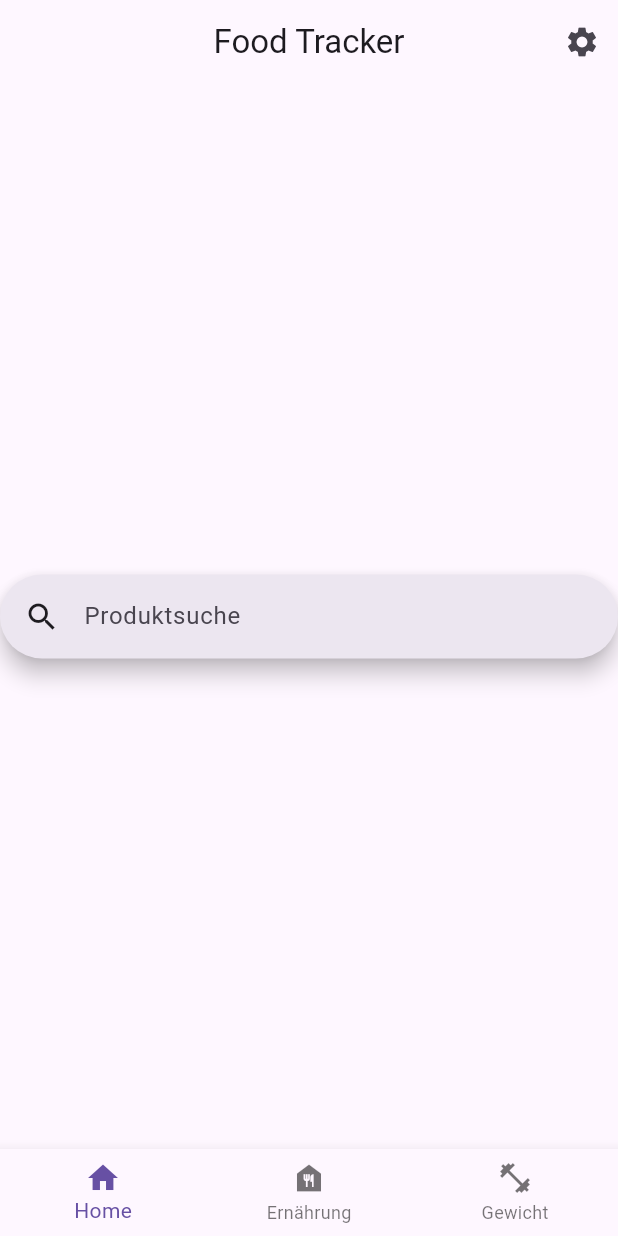
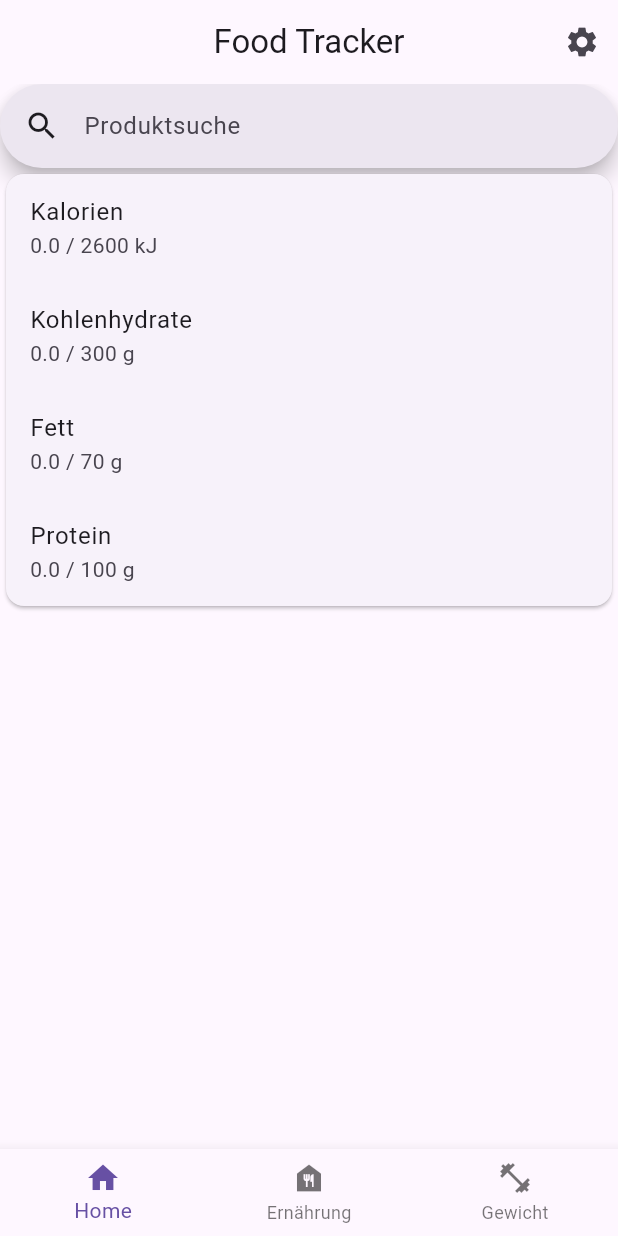
Before and after one commit to Looby72/food_tracker, a Flutter app: the screen it shows after launch, on a phone screen of 412 x 824 dp. Run offline on Flutter 3.47's test engine with Material 3 defaults, Android fonts, the phone set to English and light mode, and no system bars; our stand-ins replace shared_preferences; missing offline and left inert: openfoodfacts; generated files the repository leaves out were written again.

Commit message:
add new widget for daily food goals

```diff
--- /dev/null
+++ b/devtools_options.yaml
@@ -0,0 +1,3 @@
+description: This file stores settings for Dart & Flutter DevTools.
+documentation: https://docs.flutter.dev/tools/devtools/extensions#configure-extension-enablement-states
+extensions:
--- a/lib/src/daily_products/daily_products_view.dart
+++ b/lib/src/daily_products/daily_products_view.dart
@@ -1,9 +1,10 @@
 import 'package:flutter/material.dart';
+import 'package:openfoodfacts/openfoodfacts.dart';
 import 'package:provider/provider.dart';
 import 'daily_products_list.dart'; // Importieren Sie die DailyProductsList Klasse
 
-class DailyFood extends StatelessWidget {
-  const DailyFood({super.key});
+class DailyFoodList extends StatelessWidget {
+  const DailyFoodList({super.key});
 
   @override
   Widget build(BuildContext context) {
@@ -31,3 +32,77 @@ class DailyFood extends StatelessWidget {
     );
   }
 }
+
+class DailyFoodProgress extends StatelessWidget {
+  const DailyFoodProgress({super.key});
+
+  final calorieGoal = 2600;
+  final carbGoal = 300;
+  final fatGoal = 70;
+  final proteinGoal = 100;
+
+  @override
+  Widget build(BuildContext context) {
+    return ChangeNotifierProvider(
+      create: (context) => DailyProductsList(),
+      child: Card(
+        child: Consumer<DailyProductsList>(
+          builder: (context, dailyProductsList, child) {
+            final calories = dailyProductsList.products.fold(
+              0.0,
+              (previousValue, element) =>
+                  previousValue +
+                  (element.nutriments?.getComputedKJ(PerSize.oneHundredGrams) ??
+                      0.0),
+            );
+            final carbs = dailyProductsList.products.fold(
+              0.0,
+              (previousValue, element) =>
+                  previousValue +
+                  (element.nutriments?.getValue(
+                          Nutrient.carbohydrates, PerSize.oneHundredGrams) ??
+                      0.0),
+            );
+            final fat = dailyProductsList.products.fold(
+              0.0,
+              (previousValue, element) =>
+                  previousValue +
+                  (element.nutriments
+                          ?.getValue(Nutrient.fat, PerSize.oneHundredGrams) ??
+                      0.0),
+            );
+            final protein = dailyProductsList.products.fold(
+              0.0,
+              (previousValue, element) =>
+                  previousValue +
+                  (element.nutriments?.getValue(
+                          Nutrient.proteins, PerSize.oneHundredGrams) ??
+                      0.0),
+            );
+
+            return Column(
+              children: [
+                ListTile(
+                  title: const Text('Kalorien'),
+                  subtitle: Text('$calories / $calorieGoal kJ'),
+                ),
+                ListTile(
+                  title: const Text('Kohlenhydrate'),
+                  subtitle: Text('$carbs / $carbGoal g'),
+                ),
+                ListTile(
+                  title: const Text('Fett'),
+                  subtitle: Text('$fat / $fatGoal g'),
+                ),
+                ListTile(
+                  title: const Text('Protein'),
+                  subtitle: Text('$protein / $proteinGoal g'),
+                ),
+              ],
+            );
+          },
+        ),
+      ),
+    );
+  }
+}
--- a/lib/src/home/home_view.dart
+++ b/lib/src/home/home_view.dart
@@ -17,9 +17,14 @@ class HomeViewState extends State<HomeView> {
   int _selectedIndex = 0;
 
   final List<Widget> _widgetOptions = <Widget>[
-    const SearchView(),
+    const Column(
+      children: [
+        SearchView(),
+        DailyFoodProgress(),
+      ],
+    ),
     const BarcodeInputWidget(),
-    const DailyFood()
+    const DailyFoodList()
     //const Text('Weight Screen'),
   ];
 
```
